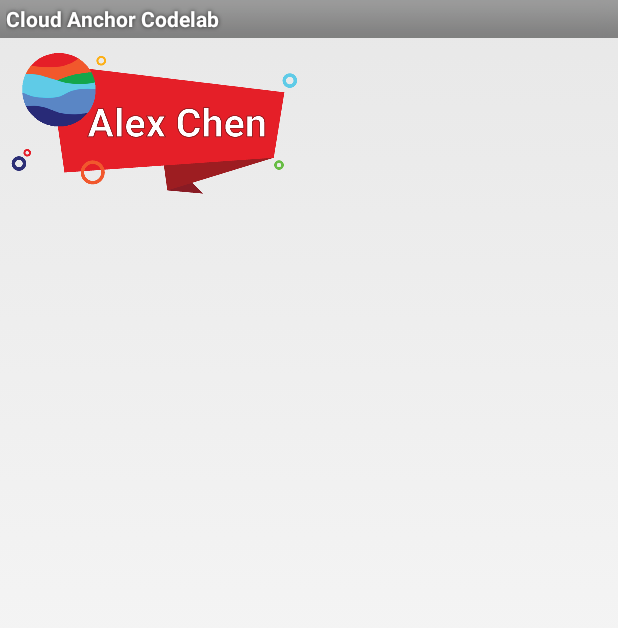
After one commit to PierisRapae/hackathon, an Android app: the layout nametag_render.xml on its own in the app's theme, with its tools: preview values and no code run, on a phone screen of 412 x 824 dp. The commit adds this screen. Shown: the top 628 px of the screen. Run offline under Robolectric (Android 15) with nearby library versions, the phone set to English and light mode, and no system bars.

Commit message:
add avatar images

```diff
--- a/app/src/main/java/com/google/ar/core/codelab/cloudanchor/Main2Activity.java
+++ b/app/src/main/java/com/google/ar/core/codelab/cloudanchor/Main2Activity.java
@@ -292,12 +292,12 @@ public class Main2Activity extends AppCompatActivity {
         Node sunVisual = new Node();
         sunVisual.setParent(sun);
         sunVisual.setRenderable(sunRenderable);
-        sunVisual.setLocalScale(new Vector3(0.5f, 0.5f, 0.5f));
+        sunVisual.setLocalScale(new Vector3(0.85f, 0.85f, 0.85f));
         // avatar control panel
         Node solarControls = new Node();
         solarControls.setParent(sun);
         solarControls.setRenderable(solarControlsRenderable);
-        solarControls.setLocalPosition(new Vector3(0.0f, 0.25f, 0.0f));
+        solarControls.setLocalPosition(new Vector3(0.0f, 0.55f, -0.10f));
 
         // control panel
         View solarControlsView = solarControlsRenderable.getView();
--- a/app/src/main/java/com/google/ar/core/codelab/cloudanchor/RotateSettings.java
+++ b/app/src/main/java/com/google/ar/core/codelab/cloudanchor/RotateSettings.java
@@ -17,8 +17,8 @@ package com.google.ar.core.codelab.cloudanchor;
 
 /** Planet rotation and speed settings */
 public class RotateSettings {
-  private float orbitSpeedMultiplier = 1.0f;
-  private float rotationSpeedMultiplier = 1.0f;
+  private float orbitSpeedMultiplier = 5.0f;
+  private float rotationSpeedMultiplier = 5.0f;
 
   public void setOrbitSpeedMultiplier(float orbitSpeedMultiplier) {
     this.orbitSpeedMultiplier = orbitSpeedMultiplier;
--- /dev/null
+++ b/app/src/main/res/layout/nametag_render.xml
@@ -0,0 +1,10 @@
+<ImageView xmlns:android="http://schemas.android.com/apk/res/android"
+    android:id="@+id/nametags"
+    android:layout_width="wrap_content"
+    android:layout_height="wrap_content"
+    android:layout_weight="1"
+    android:contentDescription="@string/app_name"
+    android:gravity="center"
+    android:padding="6dp"
+    android:src="@drawable/nametag"
+    android:textAlignment="center" />
--- a/build.gradle
+++ b/build.gradle
@@ -9,6 +9,11 @@ buildscript {
     dependencies {
         classpath 'com.android.tools.build:gradle:3.2.0-beta05'
         classpath 'com.google.gms:google-services:4.0.1'
+
+
+//        classpath 'com.android.tools.build:gradle:3.1.3'
+//        classpath 'com.google.gms:google-services:3.2.0'
+        classpath 'com.google.ar.sceneform:plugin:1.4.0'
         // NOTE: Do not place your application dependencies here; they belong
         // in the individual module build.gradle files
     }
```
Also changed, not shown: app/src/main/java/com/google/ar/core/codelab/cloudanchor/Planet.java (+4 -3 lines), app/src/main/res/drawable-xxhdpi/nametag.png (added), 6 other files.
